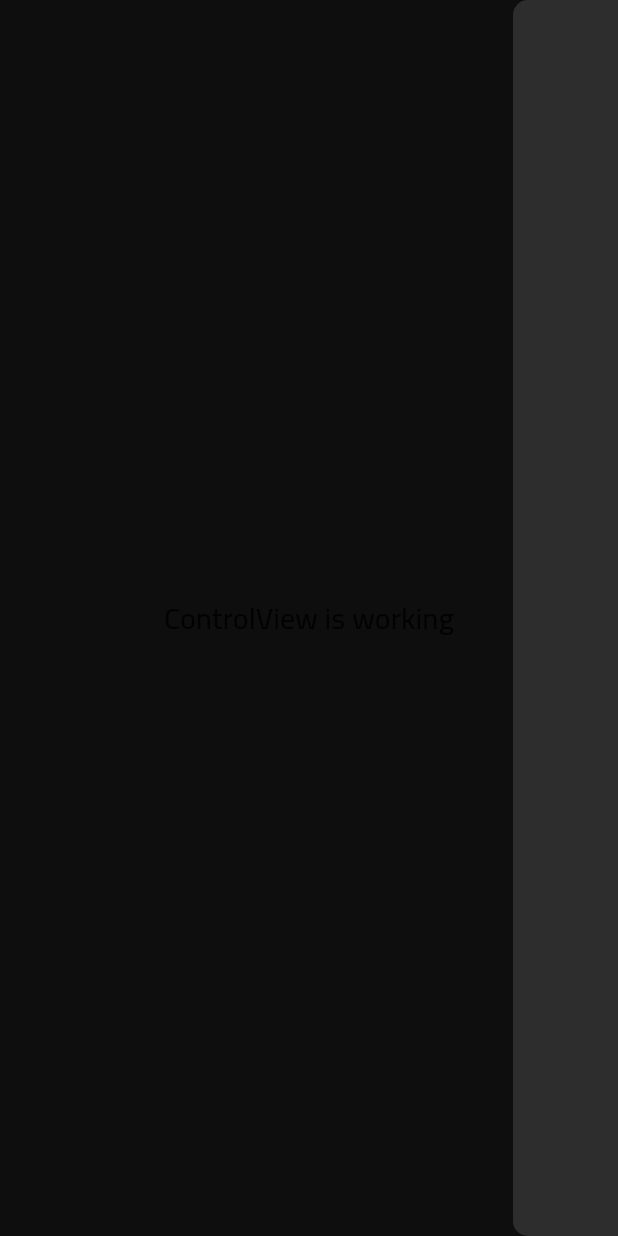
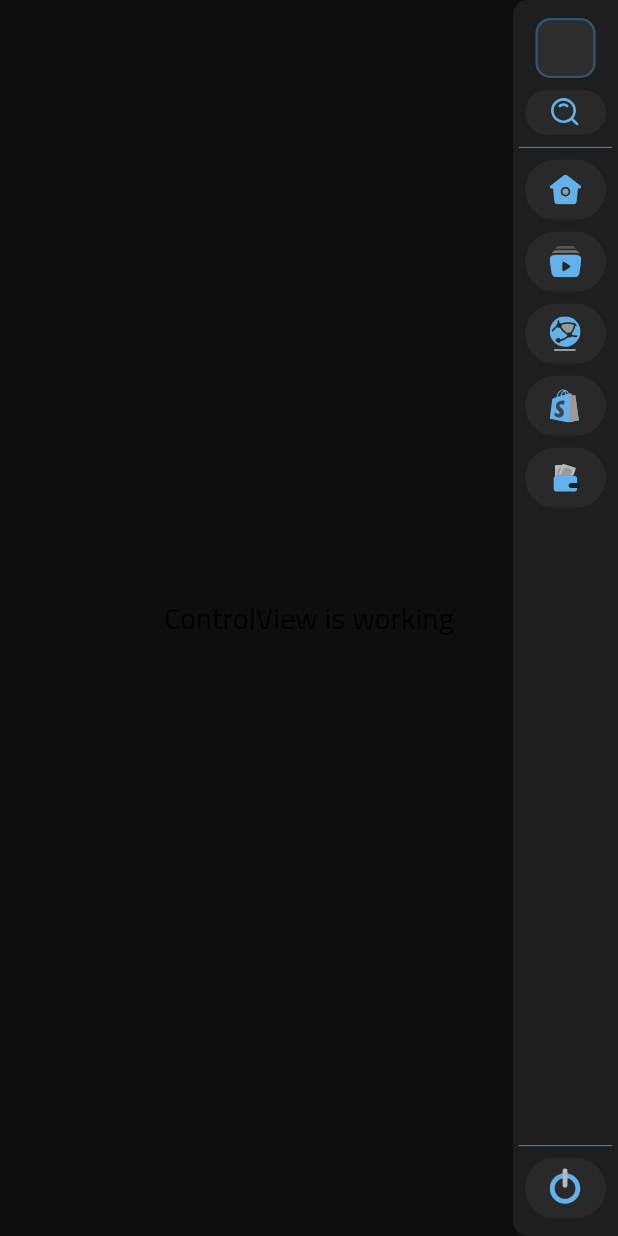
Before and after one commit to suhaib0edu/mnajem, a Flutter app: the ControlView screen opened by its route, with the side drawer open, on a phone screen of 412 x 824 dp. Run offline on Flutter 3.47's test engine with Material 2 defaults, Android fonts, the phone set to English and light mode, and no system bars; our stand-ins replace flutter_svg, get.

Commit message:
اضافة الازرار للقائمة الجانبية

```diff
--- a/lib/app/exports.dart
+++ b/lib/app/exports.dart
@@ -3,12 +3,9 @@ export 'package:flutter/material.dart';
 export 'package:get/get.dart';
 export 'package:flutter_svg/svg.dart';
 
-
-
 //theme
 export 'utils/theme/colors.dart';
 export 'utils/theme/svg.dart';
-
 
 //widgets
 export 'utils/widgets/suh_scaffold.dart';
@@ -23,5 +20,6 @@ export 'utils/components/buttons/login_button.dart';
 export 'utils/components/buttons/register_button.dart';
 export 'utils/components/buttons/follow_button.dart';
 export 'utils/components/buttons/select_button.dart';
+export 'utils/components/buttons/menu_button.dart';
 export 'utils/components/avatar/avatar.dart';
 export 'utils/components/post/post_forms/post_forms.dart';
--- a/lib/app/modules/control/views/drawer_view.dart
+++ b/lib/app/modules/control/views/drawer_view.dart
@@ -4,16 +4,70 @@ class DrawerView extends GetView {
   const DrawerView({Key? key}) : super(key: key);
   @override
   Widget build(BuildContext context) {
-    return const SafeArea(
+    return SafeArea(
       child: SuhContainer(
+        color: backgroundC,
         width: 70,
+        padding: EdgeInsets.symmetric(vertical: 8, horizontal: 4),
         margin: EdgeInsets.zero,
         borderRadius: BorderRadius.only(
           topLeft: Radius.circular(10),
           bottomLeft: Radius.circular(10),
         ),
         child: Column(
-            children: [],
+          crossAxisAlignment: CrossAxisAlignment.center,
+          children: [
+            Avatar(
+              size: 40,
+            ),
+            MenuButton(
+              cHeight: 30,
+              cWidth: 55,
+              assetName: searchSVG,
+            ),
+            SizedBox(
+              height: 4,
+            ),
+            Divider(
+              color: baseColor,
+              height: 0.5,
+            ),
+            Expanded(
+              child: ListView(
+                children: [
+                  SizedBox(
+                    height: 4,
+                  ),
+                  MenuButton(
+                    assetName: homeSVG,
+                  ),
+                  MenuButton(
+                    assetName: shortStorySVG,
+                  ),
+                  MenuButton(
+                    assetName: workSVG,
+                  ),
+                  MenuButton(
+                    assetName: marketSVG,
+                  ),
+                  MenuButton(
+                    assetName: walletSVG,
+                  ),
+                ],
+              ),
+            ),
+            Divider(
+              color: baseColor,
+              height: 0.5,
+            ),
+            SizedBox(
+              height: 4,
+            ),
+            MenuButton(
+              cWidth: double.infinity,
+              assetName: logoutSVG,
+            ),
+          ],
         ),
       ),
     );
```
Lines whose indentation alone changed are shown as unchanged.
